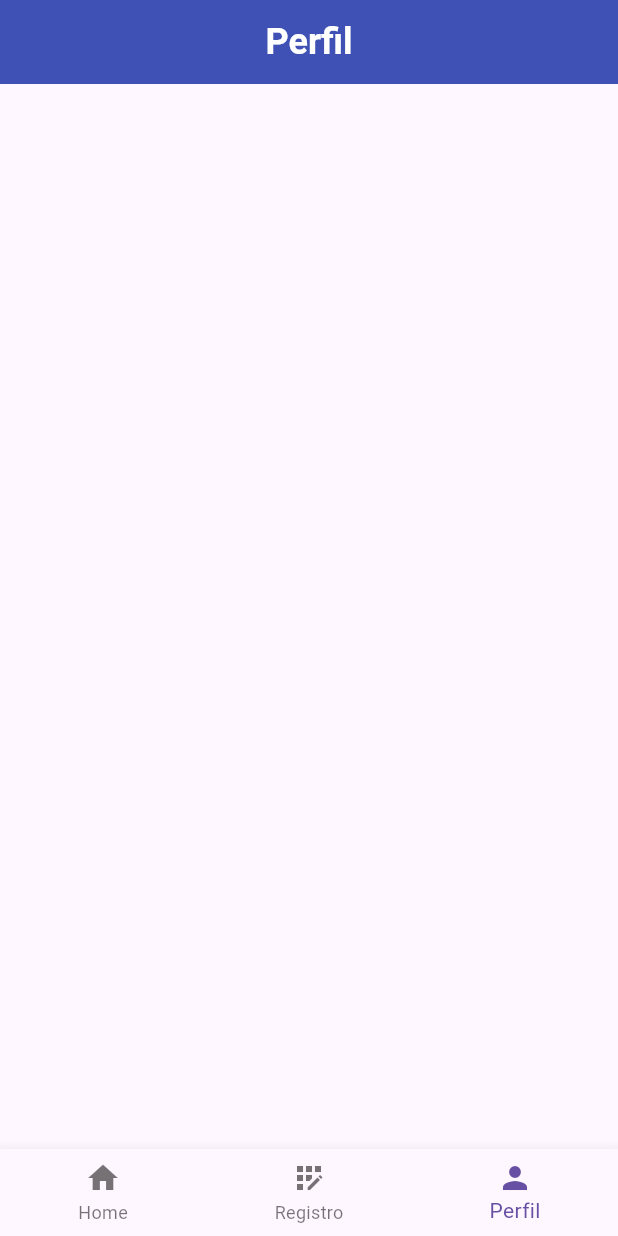
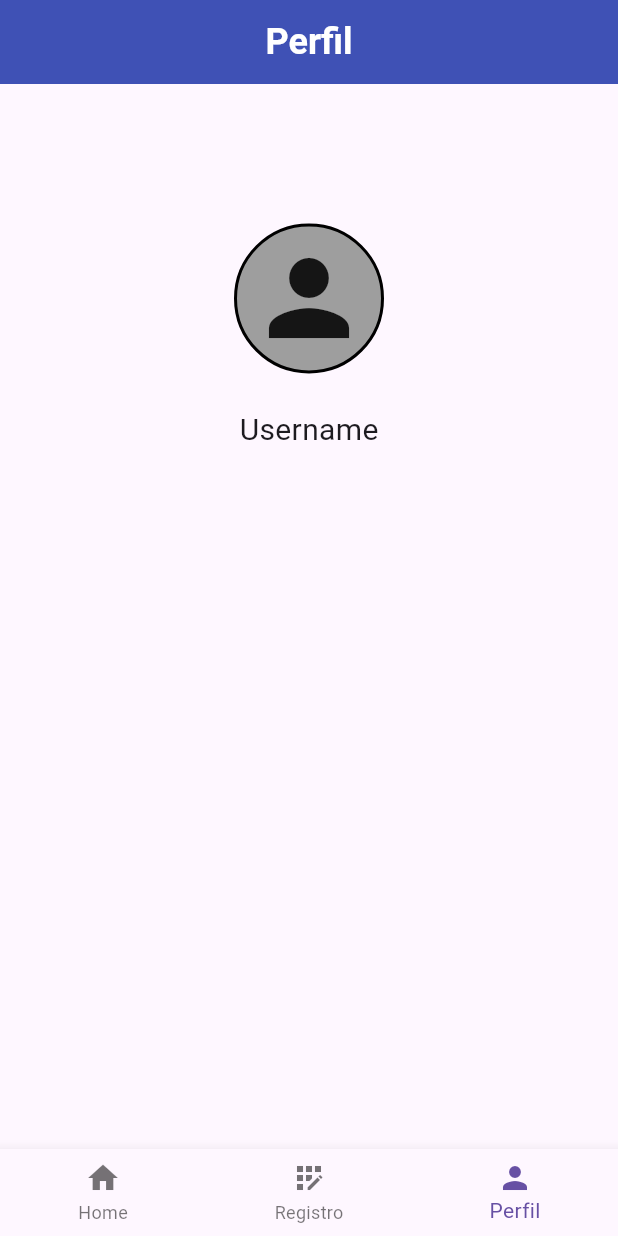
Before and after one commit to isacmaximo/flutter-test, a Flutter app: the screen it shows after launch, item 3 of the bottom bar chosen, on a phone screen of 412 x 824 dp. Run offline on Flutter 3.47's test engine with Material 3 defaults, Android fonts, the phone set to English and light mode, and no system bars; our stand-ins replace extended_masked_text, flutter_keyboard_visibility, flutter_mobx, flutter_modular, mobx; generated files the repository leaves out were written again.

Commit message:
profile page

```diff
--- /dev/null
+++ b/lib/app/modules/home/components/circle_user_widget.dart
@@ -0,0 +1,27 @@
+import 'package:flutter/material.dart';
+
+class CircleUserWidget extends StatelessWidget {
+  const CircleUserWidget({super.key});
+
+  @override
+  Widget build(BuildContext context) {
+    return Container(
+      width: 100,
+      height: 100,
+      decoration: BoxDecoration(
+        color: Colors.grey,
+        shape: BoxShape.circle,
+        border: Border.all(
+          width: 2,
+          color: Colors.black,
+        ),
+      ),
+      child: const Center(
+        child: Icon(
+          Icons.person,
+          size: 80,
+        ),
+      ),
+    );
+  }
+}
--- a/lib/app/modules/home/components/edit_dialog.dart
+++ b/lib/app/modules/home/components/edit_dialog.dart
@@ -5,7 +5,6 @@ import 'package:app_test1/app/shared/currency_util.dart';
 import 'package:app_test1/app/shared/validators.dart';
 import 'package:extended_masked_text/extended_masked_text.dart';
 import 'package:flutter/material.dart';
-import 'package:flutter_modular/flutter_modular.dart';
 
 class EditDialog extends StatefulWidget {
   final int index;
--- a/lib/app/modules/home/pages/profile_page.dart
+++ b/lib/app/modules/home/pages/profile_page.dart
@@ -1,4 +1,5 @@
 import 'package:app_test1/app/modules/home/components/base_screen.dart';
+import 'package:app_test1/app/modules/home/components/circle_user_widget.dart';
 import 'package:flutter/material.dart';
 
 class ProfilePage extends StatelessWidget {
@@ -6,10 +7,27 @@ class ProfilePage extends StatelessWidget {
 
   @override
   Widget build(BuildContext context) {
-    return BaseScreen(
+    return const BaseScreen(
       title: 'Perfil',
-      child: Column(
-        children: [],
+      child: Center(
+        child: Column(
+          children: [
+            Spacer(
+              flex: 4,
+            ),
+            CircleUserWidget(),
+            Spacer(
+              flex: 1,
+            ),
+            Text(
+              'Username',
+              style: TextStyle(fontSize: 20, fontWeight: FontWeight.w400),
+            ),
+            Spacer(
+              flex: 20,
+            ),
+          ],
+        ),
       ),
     );
   }
```
